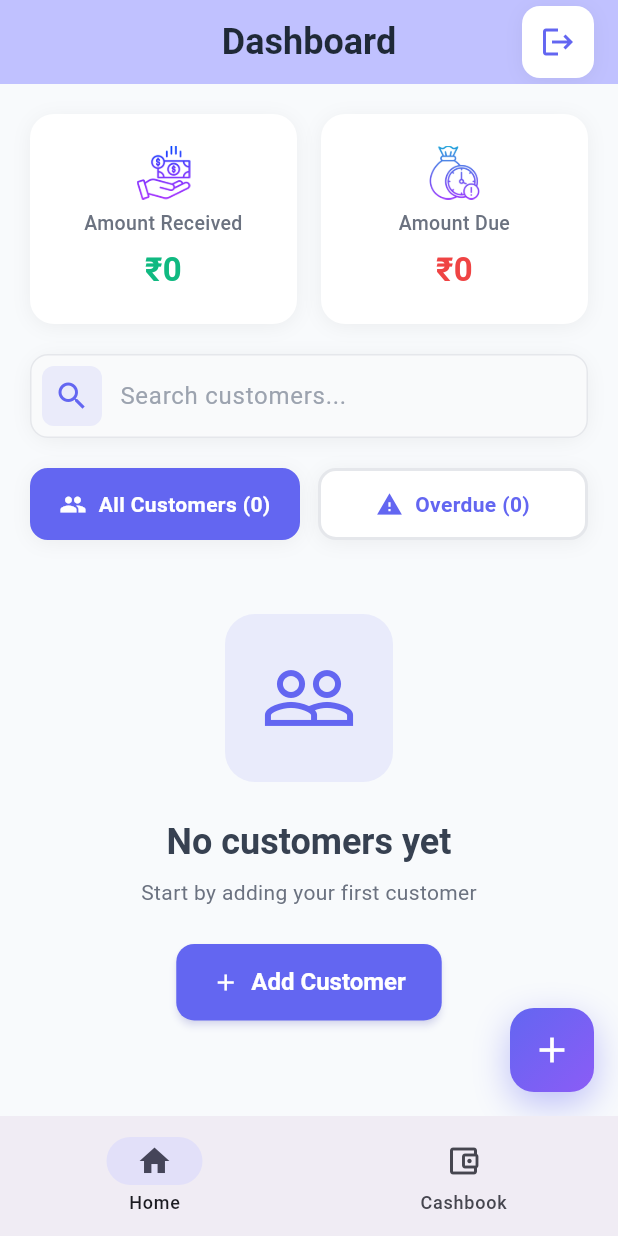
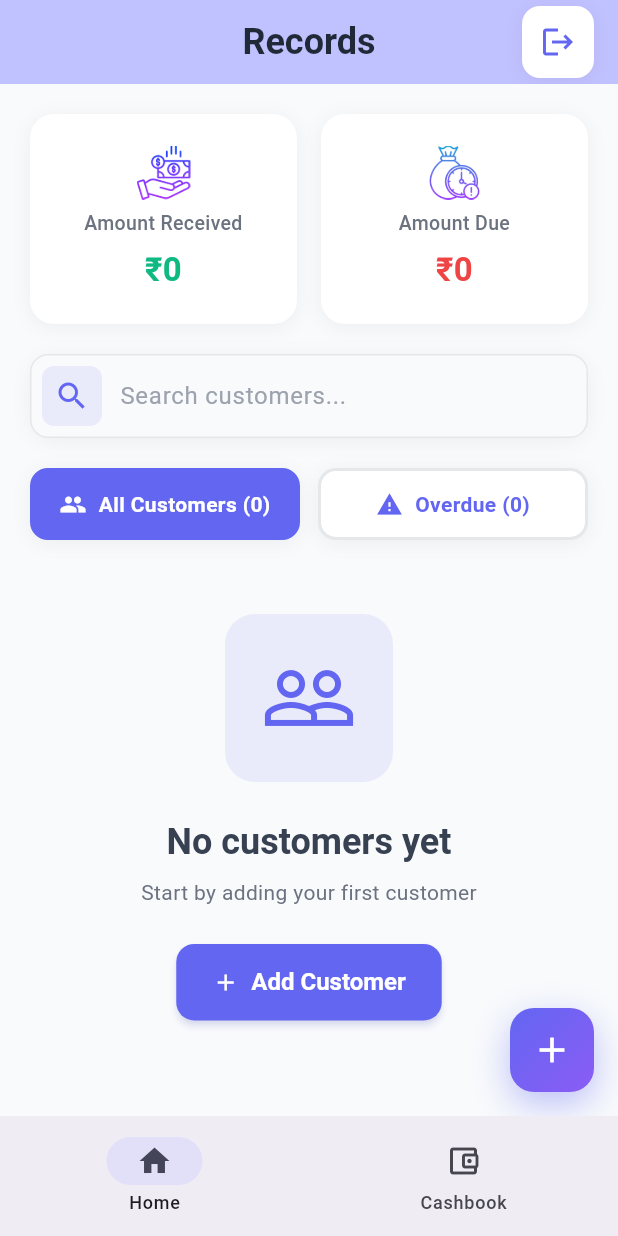
Before and after one commit to cursorsam89/invoices, a Flutter app: the screen it shows once a user with an empty profile is signed in, on a phone screen of 412 x 824 dp. Run offline on Flutter 3.47's test engine with Material 3 defaults, Android fonts, the phone set to English and light mode, and no system bars; our stand-ins replace flutter_dotenv, supabase_flutter; accounts and stored records are empty.

Commit message:
sajjan's commit

```diff
--- a/lib/screens/home_screen.dart
+++ b/lib/screens/home_screen.dart
@@ -309,7 +309,7 @@ class _HomeScreenState extends State<HomeScreen> with TickerProviderStateMixin {
       backgroundColor: const Color(0xFFF8FAFC),
       appBar: AppBar(
         title: const Text(
-          'Dashboard',
+          'Records',
           style: TextStyle(fontWeight: FontWeight.w700, fontSize: 24),
         ),
         backgroundColor: Theme.of(context).colorScheme.inversePrimary,
```
